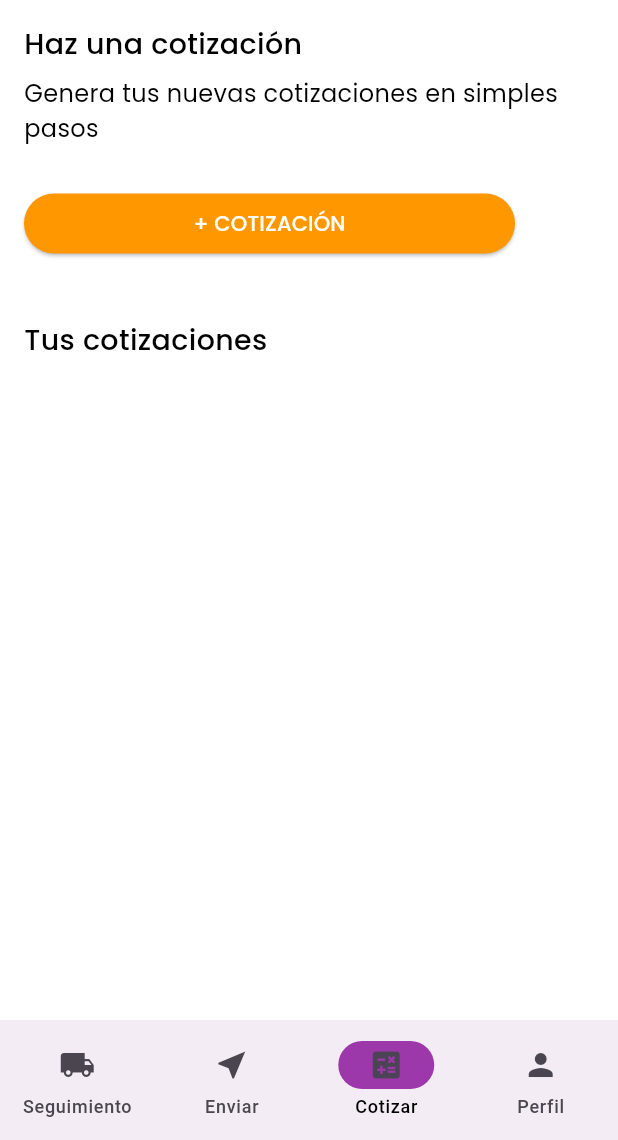
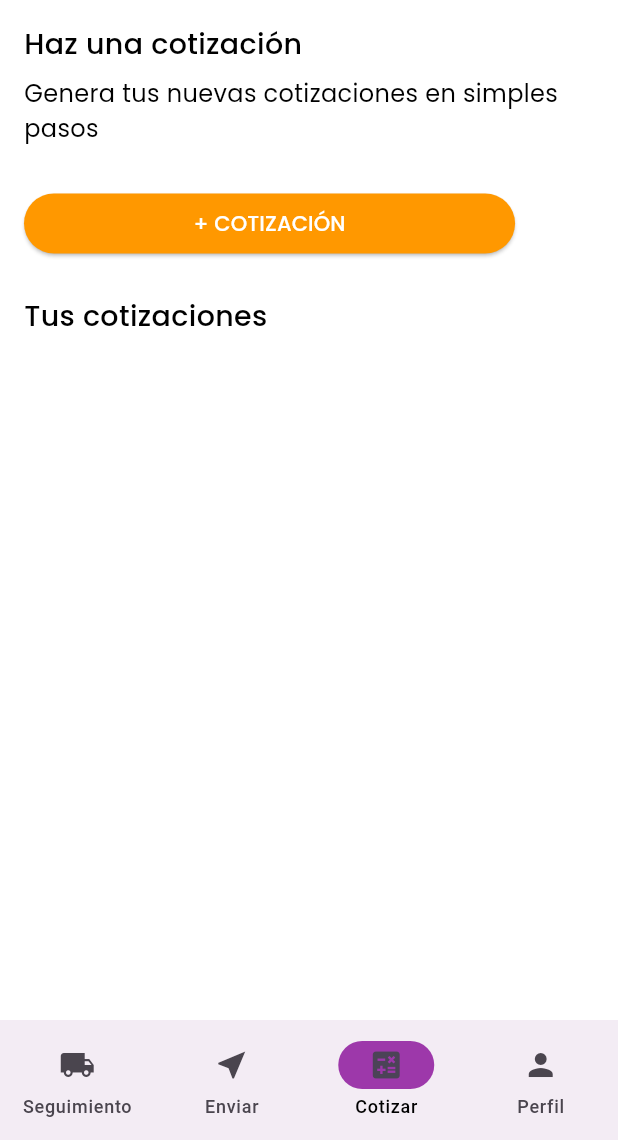
Before and after one commit to S1MAA/PIP_APP, a Flutter app: the screen it shows after launch, item 3 of the bottom bar chosen, on a phone screen of 412 x 824 dp, the part 96-1236 px from its top. Run offline on Flutter 3.47's test engine with Material 3 defaults, Android fonts, the phone set to English and light mode, and no system bars; our stand-ins replace cloud_firestore, firebase_core, flex_color_scheme; accounts and stored records are empty.

Commit message:
detalles de espaciados

```diff
--- a/pip_app/lib/screens/home.dart
+++ b/pip_app/lib/screens/home.dart
@@ -698,7 +698,7 @@ class Cotizar extends StatelessWidget {
                 ),
               ),
             ),
-            const SizedBox(height: 40),
+            const SizedBox(height: 24),
             const Text(
               'Tus cotizaciones',
               style: TextStyle(fontSize: 19, fontFamily: 'Poppins-Medium'),
```
